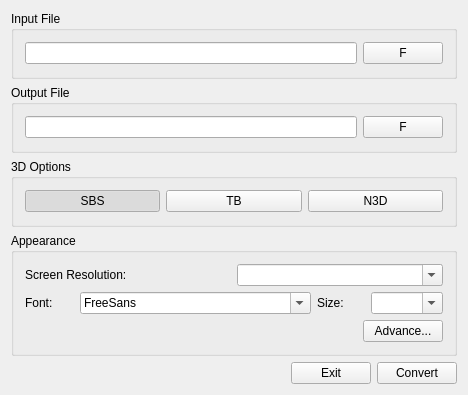
This is src/sub3dtoolgui.ui in tuxamito/sub3dtool-gui as Qt 5 draws it before an edit. The edited form follows.
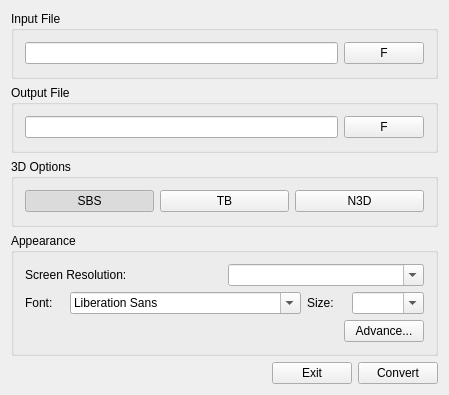
This is the edited form.

Patch:
```diff
--- a/src/sub3dtoolgui.ui
+++ b/src/sub3dtoolgui.ui
@@ -6,7 +6,7 @@
    <rect>
     <x>0</x>
     <y>0</y>
-    <width>468</width>
+    <width>449</width>
     <height>395</height>
    </rect>
   </property>
@@ -114,6 +114,12 @@
           <property name="editable">
            <bool>true</bool>
           </property>
+          <property name="currentIndex">
+           <number>-1</number>
+          </property>
+          <property name="maxVisibleItems">
+           <number>8</number>
+          </property>
          </widget>
         </item>
        </layout>
@@ -129,10 +135,8 @@
         </item>
         <item>
          <widget class="QFontComboBox" name="fontComboBox">
-          <property name="currentFont">
-           <font>
-            <family>FreeSans</family>
-           </font>
+          <property name="fontFilters">
+           <set>QFontComboBox::AllFonts</set>
           </property>
          </widget>
         </item>
@@ -148,6 +152,9 @@
           <property name="editable">
            <bool>true</bool>
           </property>
+          <property name="currentIndex">
+           <number>-1</number>
+          </property>
          </widget>
         </item>
        </layout>
```
Left out of the diff: 136 changed lines with no effect on the pictures.
